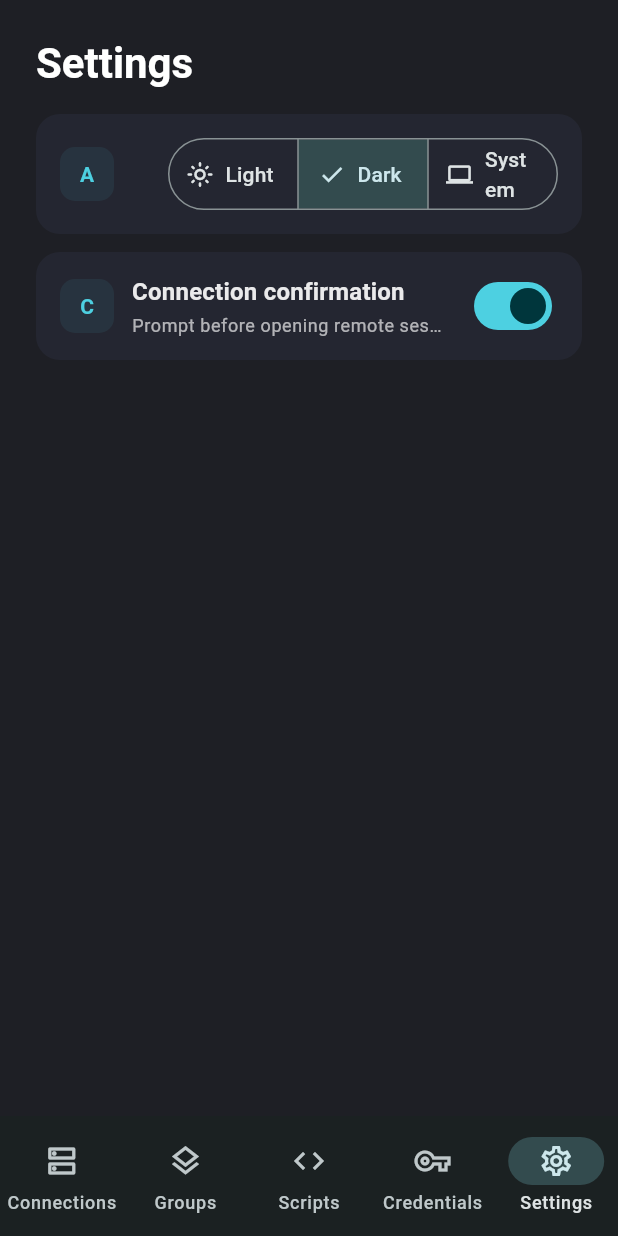
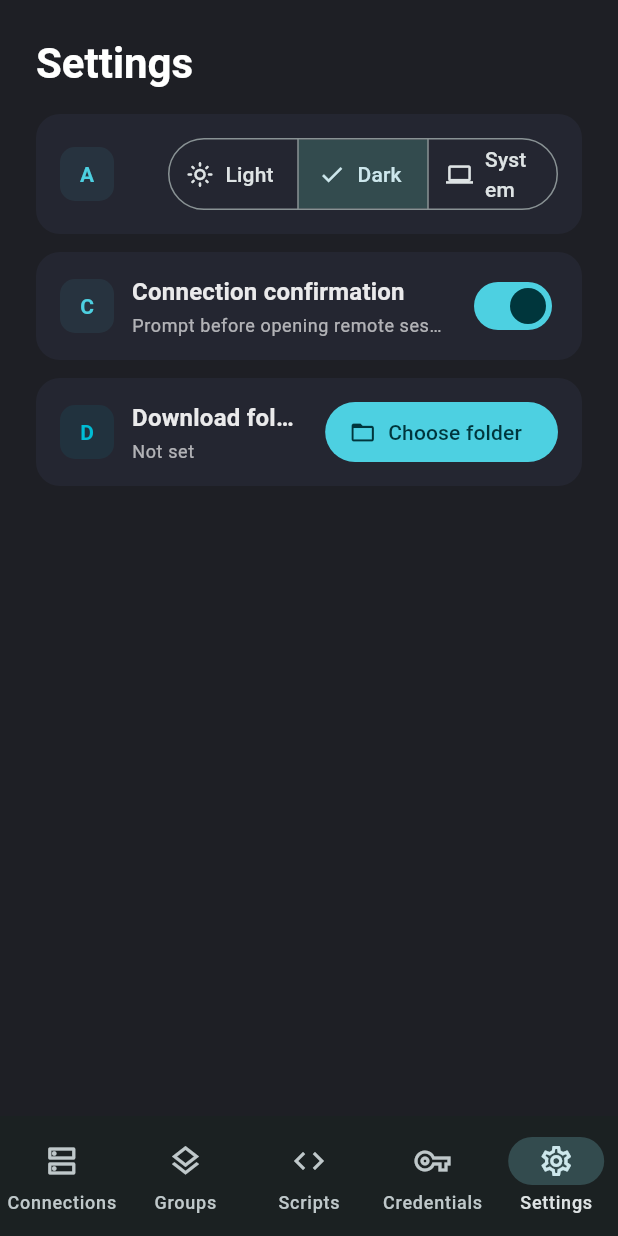
Before and after one commit to ct-jyjntc/STerminal, a Flutter app: the SettingsPage screen opened by its route, on a phone screen of 412 x 824 dp. Run offline on Flutter 3.47's test engine with Material 3 defaults, Android fonts, the phone set to English and light mode, and no system bars; our stand-ins replace flutter_riverpod, go_router, shared_preferences; missing offline and left inert: dartssh2, file_selector, xterm; accounts and stored records are empty.

Commit message:
添加下载目录设置功能，支持选择、清除和保存下载路径；更新相关本地化文本

```diff
--- a/lib/l10n/app_en.arb
+++ b/lib/l10n/app_en.arb
@@ -288,6 +288,10 @@
       }
     }
   },
+  "settingsDownloadPath": "Download folder",
+  "settingsDownloadPathUnset": "Not set",
+  "settingsDownloadPathChoose": "Choose folder",
+  "settingsDownloadPathClear": "Clear",
   "terminalSidebarHistoryPlaceholder": "No history yet.",
   "terminalCredentialDeleted": "Credential deleted",
   "terminalCredentialError": "Credential error: {error}",
--- a/lib/l10n/app_localizations.dart
+++ b/lib/l10n/app_localizations.dart
@@ -944,6 +944,30 @@ abstract class AppLocalizations {
   /// **'Upload failed: {error}'**
   String terminalSidebarFilesUploadFailure(String error);
 
+  /// No description provided for @settingsDownloadPath.
+  ///
+  /// In en, this message translates to:
+  /// **'Download folder'**
+  String get settingsDownloadPath;
+
+  /// No description provided for @settingsDownloadPathUnset.
+  ///
+  /// In en, this message translates to:
+  /// **'Not set'**
+  String get settingsDownloadPathUnset;
+
+  /// No description provided for @settingsDownloadPathChoose.
+  ///
+  /// In en, this message translates to:
+  /// **'Choose folder'**
+  String get settingsDownloadPathChoose;
+
+  /// No description provided for @settingsDownloadPathClear.
+  ///
+  /// In en, this message translates to:
+  /// **'Clear'**
+  String get settingsDownloadPathClear;
+
   /// No description provided for @terminalSidebarHistoryPlaceholder.
   ///
   /// In en, this message translates to:
--- a/lib/l10n/app_localizations_en.dart
+++ b/lib/l10n/app_localizations_en.dart
@@ -486,6 +486,18 @@ class AppLocalizationsEn extends AppLocalizations {
   }
 
   @override
+  String get settingsDownloadPath => 'Download folder';
+
+  @override
+  String get settingsDownloadPathUnset => 'Not set';
+
+  @override
+  String get settingsDownloadPathChoose => 'Choose folder';
+
+  @override
+  String get settingsDownloadPathClear => 'Clear';
+
+  @override
   String get terminalSidebarHistoryPlaceholder => 'No history yet.';
 
   @override
--- a/lib/l10n/app_zh.arb
+++ b/lib/l10n/app_zh.arb
@@ -197,6 +197,10 @@
       }
     }
   },
+  "settingsDownloadPath": "下载位置",
+  "settingsDownloadPathUnset": "未设置",
+  "settingsDownloadPathChoose": "选择文件夹",
+  "settingsDownloadPathClear": "清除",
   "terminalSidebarHistoryPlaceholder": "暂无历史记录",
   "terminalCredentialDeleted": "凭证已删除",
   "terminalCredentialError": "凭证错误：{error}",
--- a/lib/src/features/settings/application/settings_controller.dart
+++ b/lib/src/features/settings/application/settings_controller.dart
@@ -12,25 +12,30 @@ class SettingsState {
   const SettingsState({
     required this.themeMode,
     required this.confirmBeforeConnect,
+    this.downloadDirectory,
   });
 
   final ThemeMode themeMode;
   final bool confirmBeforeConnect;
+  final String? downloadDirectory;
 
   SettingsState copyWith({
     ThemeMode? themeMode,
     bool? confirmBeforeConnect,
+    String? downloadDirectory,
   }) {
     return SettingsState(
       themeMode: themeMode ?? this.themeMode,
       confirmBeforeConnect:
           confirmBeforeConnect ?? this.confirmBeforeConnect,
+      downloadDirectory: downloadDirectory ?? this.downloadDirectory,
     );
   }
 
   Map<String, dynamic> toJson() => {
         'themeMode': themeMode.name,
         'confirmBeforeConnect': confirmBeforeConnect,
+        'downloadDirectory': downloadDirectory,
       };
 
   factory SettingsState.fromJson(Map<String, dynamic> json) {
@@ -39,12 +44,14 @@ class SettingsState {
       themeMode: ThemeMode.values
           .firstWhere((mode) => mode.name == themeName, orElse: () => ThemeMode.dark),
       confirmBeforeConnect: json['confirmBeforeConnect'] as bool? ?? true,
+      downloadDirectory: json['downloadDirectory'] as String?,
     );
   }
 
   static SettingsState defaults() => const SettingsState(
         themeMode: ThemeMode.dark,
         confirmBeforeConnect: true,
+        downloadDirectory: null,
       );
 }
 
@@ -71,6 +78,11 @@ class SettingsController extends StateNotifier<SettingsState> {
     _persist();
   }
 
+  void setDownloadDirectory(String? path) {
+    state = state.copyWith(downloadDirectory: path);
+    _persist();
+  }
+
   void _persist() {
     _prefs.setString(_settingsKey, jsonEncode(state.toJson()));
   }
--- a/lib/src/features/settings/presentation/settings_page.dart
+++ b/lib/src/features/settings/presentation/settings_page.dart
@@ -1,3 +1,4 @@
+import 'package:file_selector/file_selector.dart' as file_selector;
 import 'package:flutter/material.dart';
 import 'package:flutter_riverpod/flutter_riverpod.dart';
 import 'package:sterminal/src/l10n/l10n.dart';
@@ -77,9 +78,38 @@ class SettingsPage extends ConsumerWidget {
               ],
             ),
             const SizedBox(height: 12),
+            ListItemCard(
+              leading: l10n.settingsDownloadPath.characters.first.toUpperCase(),
+              accentColor: Theme.of(context).colorScheme.secondary,
+              title: l10n.settingsDownloadPath,
+              subtitle: (settings.downloadDirectory?.isNotEmpty ?? false)
+                  ? settings.downloadDirectory!
+                  : l10n.settingsDownloadPathUnset,
+              actions: [
+                if (settings.downloadDirectory?.isNotEmpty ?? false)
+                  IconButton(
+                    tooltip: l10n.settingsDownloadPathClear,
+                    onPressed: () => controller.setDownloadDirectory(null),
+                    icon: const Icon(Icons.close),
+                  ),
+                FilledButton.icon(
+                  onPressed: () => _pickDownloadDirectory(controller),
+                  icon: const Icon(Icons.folder_open),
+                  label: Text(l10n.settingsDownloadPathChoose),
+                ),
+              ],
+            ),
+            const SizedBox(height: 12),
           ],
         ),
       ),
     );
   }
+
+  Future<void> _pickDownloadDirectory(
+    SettingsController controller,
+  ) async {
+    final selected = await file_selector.getDirectoryPath();
+    controller.setDownloadDirectory(selected);
+  }
 }
```
Also changed, not shown: lib/l10n/app_localizations_zh.dart (+12 -0 lines), lib/src/features/terminal/presentation/terminal_page.dart (+28 -8 lines), 2 other files.
